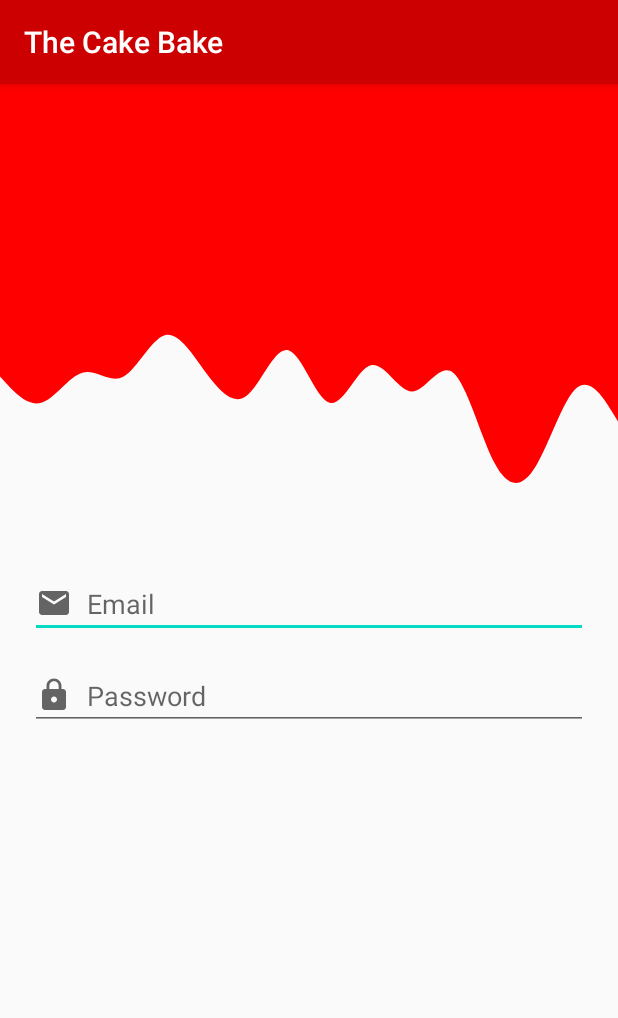
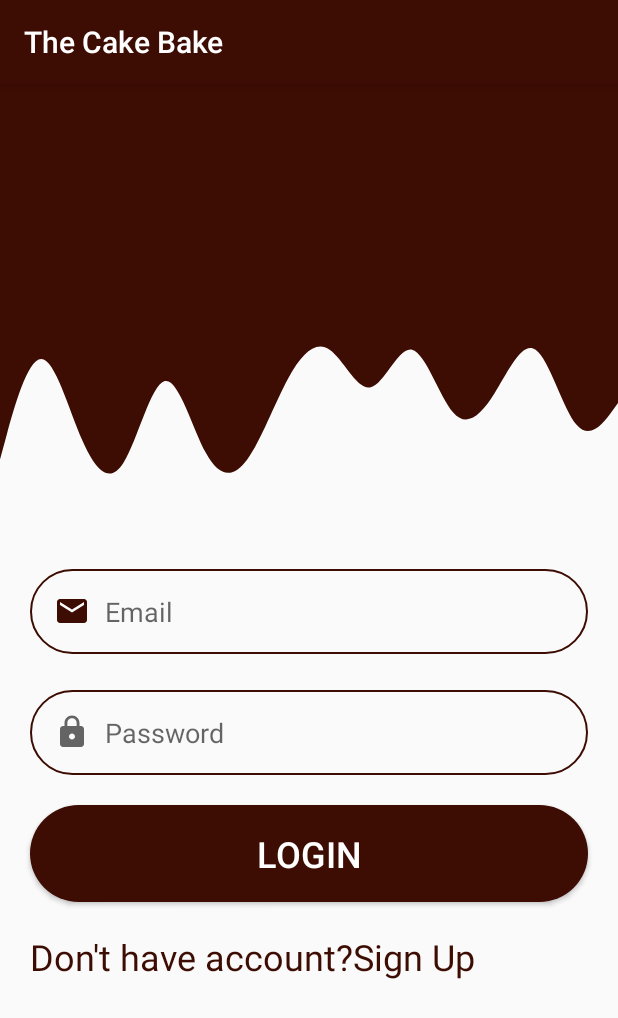
Before and after one commit to rushit0105/The-Cake-Bake, an Android app: the LoginActivity screen opened directly, with no data from a screen before it, on a phone screen of 412 x 824 dp. Shown: the top 1018 px of the screen. Run offline under Robolectric (Android 15) with nearby library versions, the phone set to English and light mode, and no system bars.

Commit message:
Change colorPrimary in colors.xml

```diff
--- a/app/src/main/res/drawable/custom_button.xml
+++ b/app/src/main/res/drawable/custom_button.xml
@@ -1,5 +1,5 @@
 <?xml version="1.0" encoding="utf-8"?>
 <shape xmlns:android="http://schemas.android.com/apk/res/android" android:shape="rectangle">
     <solid android:color="@color/colorPrimary"/>
-    <corners android:radius="10sp"/>
+    <corners android:radius="100dp"/>
 </shape>
--- a/app/src/main/res/drawable/ic_email.xml
+++ b/app/src/main/res/drawable/ic_email.xml
@@ -3,7 +3,7 @@
     android:height="24dp"
     android:viewportWidth="24"
     android:viewportHeight="24"
-    android:tint="?attr/colorControlNormal">
+    android:tint="@color/colorPrimary">
   <path
       android:fillColor="@android:color/white"
       android:pathData="M20,4L4,4c-1.1,0 -1.99,0.9 -1.99,2L2,18c0,1.1 0.9,2 2,2h16c1.1,0 2,-0.9 2,-2L22,6c0,-1.1 -0.9,-2 -2,-2zM20,8l-8,5 -8,-5L4,6l8,5 8,-5v2z"/>
--- a/app/src/main/res/drawable/rounded_border.xml
+++ b/app/src/main/res/drawable/rounded_border.xml
@@ -1,4 +1,6 @@
 <?xml version="1.0" encoding="utf-8"?>
-<selector xmlns:android="http://schemas.android.com/apk/res/android">
-
-</selector>
+<shape xmlns:android="http://schemas.android.com/apk/res/android">
+    <stroke android:color="@color/colorPrimary"
+        android:width="1dp"/>
+    <corners android:radius="100dp"/>
+</shape>
--- a/app/src/main/res/drawable/wave.xml
+++ b/app/src/main/res/drawable/wave.xml
@@ -4,6 +4,6 @@
     android:viewportWidth="1440"
     android:viewportHeight="320">
   <path
-      android:pathData="M0,96L16,106.7C32,117 64,139 96,133.3C128,128 160,96 192,90.7C224,85 256,107 288,96C320,85 352,43 384,37.3C416,32 448,64 480,90.7C512,117 544,139 576,122.7C608,107 640,53 672,58.7C704,64 736,128 768,133.3C800,139 832,85 864,80C896,75 928,117 960,117.3C992,117 1024,75 1056,90.7C1088,107 1120,181 1152,218.7C1184,256 1216,256 1248,224C1280,192 1312,128 1344,112C1376,96 1408,128 1424,144L1440,160L1440,0L1424,0C1408,0 1376,0 1344,0C1312,0 1280,0 1248,0C1216,0 1184,0 1152,0C1120,0 1088,0 1056,0C1024,0 992,0 960,0C928,0 896,0 864,0C832,0 800,0 768,0C736,0 704,0 672,0C640,0 608,0 576,0C544,0 512,0 480,0C448,0 416,0 384,0C352,0 320,0 288,0C256,0 224,0 192,0C160,0 128,0 96,0C64,0 32,0 16,0L0,0Z"
-      android:fillColor="#ff0000"/>
+      android:pathData="M0,256L16,213.3C32,171 64,85 96,85.3C128,85 160,171 192,224C224,277 256,299 288,261.3C320,224 352,128 384,122.7C416,117 448,203 480,245.3C512,288 544,288 576,256C608,224 640,160 672,117.3C704,75 736,53 768,69.3C800,85 832,139 864,133.3C896,128 928,64 960,69.3C992,75 1024,149 1056,176C1088,203 1120,181 1152,144C1184,107 1216,53 1248,69.3C1280,85 1312,171 1344,197.3C1376,224 1408,192 1424,176L1440,160L1440,0L1424,0C1408,0 1376,0 1344,0C1312,0 1280,0 1248,0C1216,0 1184,0 1152,0C1120,0 1088,0 1056,0C1024,0 992,0 960,0C928,0 896,0 864,0C832,0 800,0 768,0C736,0 704,0 672,0C640,0 608,0 576,0C544,0 512,0 480,0C448,0 416,0 384,0C352,0 320,0 288,0C256,0 224,0 192,0C160,0 128,0 96,0C64,0 32,0 16,0L0,0Z"
+      android:fillColor="#3d0c02"/>
 </vector>
--- a/app/src/main/res/layout/activity_login.xml
+++ b/app/src/main/res/layout/activity_login.xml
@@ -12,20 +12,23 @@
         android:layout_height="wrap_content"
         android:layout_marginLeft="20dp"
         android:layout_marginRight="20dp"
-        android:layout_marginTop="24dp"
+        android:layout_marginTop="48dp"
+        android:background="@drawable/rounded_border"
         android:drawablePadding="10dp"
         android:drawableStart="@drawable/ic_email"
         android:ems="10"
         android:hint="Email"
         android:inputType="textEmailAddress"
+        android:padding="16dp"
         app:layout_constraintEnd_toEndOf="parent"
+        app:layout_constraintHorizontal_bias="0.6"
         app:layout_constraintStart_toStartOf="parent"
         app:layout_constraintTop_toBottomOf="@+id/view2" />
 
     <View
         android:id="@+id/view2"
         android:layout_width="0dp"
-        android:layout_height="150dp"
+        android:layout_height="125dp"
         android:background="@drawable/wave"
         app:layout_constraintEnd_toEndOf="parent"
         app:layout_constraintStart_toStartOf="parent"
@@ -46,14 +49,44 @@
         android:layout_height="wrap_content"
         android:layout_marginLeft="20dp"
         android:layout_marginRight="20dp"
-        android:layout_marginTop="16dp"
+        android:layout_marginTop="24dp"
+        android:background="@drawable/rounded_border"
         android:drawablePadding="10dp"
         android:drawableStart="@drawable/ic_lock"
         android:ems="10"
         android:hint="Password"
         android:inputType="textPassword"
+        android:padding="16dp"
         app:layout_constraintEnd_toEndOf="parent"
         app:layout_constraintStart_toStartOf="parent"
         app:layout_constraintTop_toBottomOf="@+id/txtEmail" />
 
+    <Button
+        android:id="@+id/btnLogin"
+        android:layout_width="0dp"
+        android:layout_height="wrap_content"
+        android:layout_margin="20dp"
+        android:layout_marginTop="32dp"
+        android:background="@drawable/custom_button"
+        android:padding="16dp"
+        android:text="Login"
+        android:textColor="#FFFFFF"
+        android:textSize="24sp"
+        app:layout_constraintEnd_toEndOf="parent"
+        app:layout_constraintStart_toStartOf="parent"
+        app:layout_constraintTop_toBottomOf="@+id/txtPassword" />
+
+    <TextView
+        android:id="@+id/lblSignUp"
+        android:layout_width="0dp"
+        android:layout_height="wrap_content"
+        android:layout_margin="20dp"
+        android:layout_marginTop="16dp"
+        android:text="Don't have account?Sign Up"
+        android:textColor="@color/colorPrimary"
+        android:textSize="24sp"
+        app:layout_constraintEnd_toEndOf="parent"
+        app:layout_constraintStart_toStartOf="parent"
+        app:layout_constraintTop_toBottomOf="@+id/btnLogin" />
+
 </androidx.constraintlayout.widget.ConstraintLayout>
--- a/app/src/main/res/values/colors.xml
+++ b/app/src/main/res/values/colors.xml
@@ -1,6 +1,6 @@
 <?xml version="1.0" encoding="utf-8"?>
 <resources>
-    <color name="colorPrimary">#FF0000</color>
+    <color name="colorPrimary">#3D0C02</color>
     <color name="colorPrimaryDark">#000000</color>
-    <color name="colorAccent">#03DAC5</color>
+    <color name="colorAccent">#FFFFFF</color>
 </resources>
--- a/app/src/main/res/values/styles.xml
+++ b/app/src/main/res/values/styles.xml
@@ -2,7 +2,7 @@
     <!-- Base application theme. -->
     <style name="AppTheme" parent="Theme.AppCompat.Light.DarkActionBar">
         <!-- Customize your theme here. -->
-        <item name="colorPrimary">@android:color/holo_red_dark</item>
+        <item name="colorPrimary">@color/colorPrimary</item>
         <item name="colorPrimaryDark">@android:color/black</item>
         <item name="colorAccent">@color/colorAccent</item>
     </style>
```
